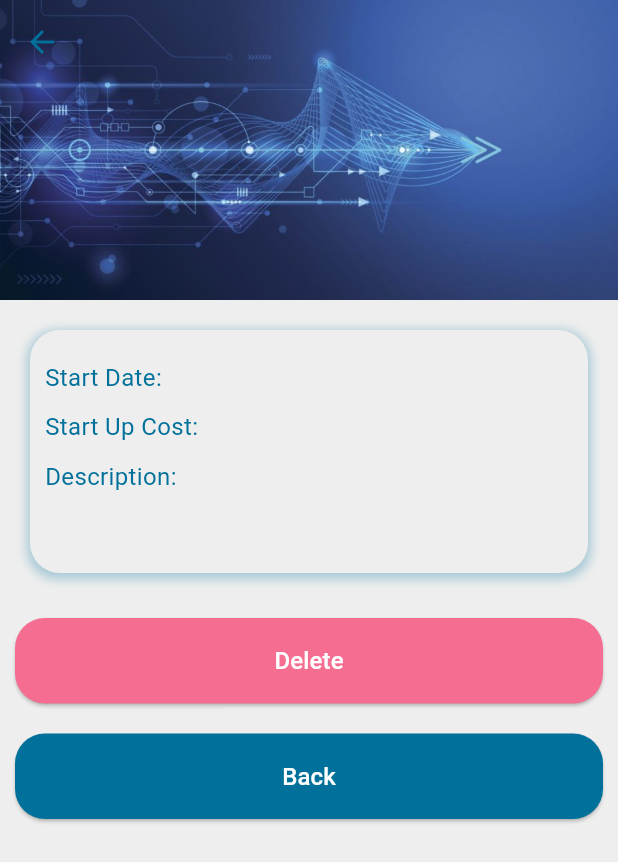
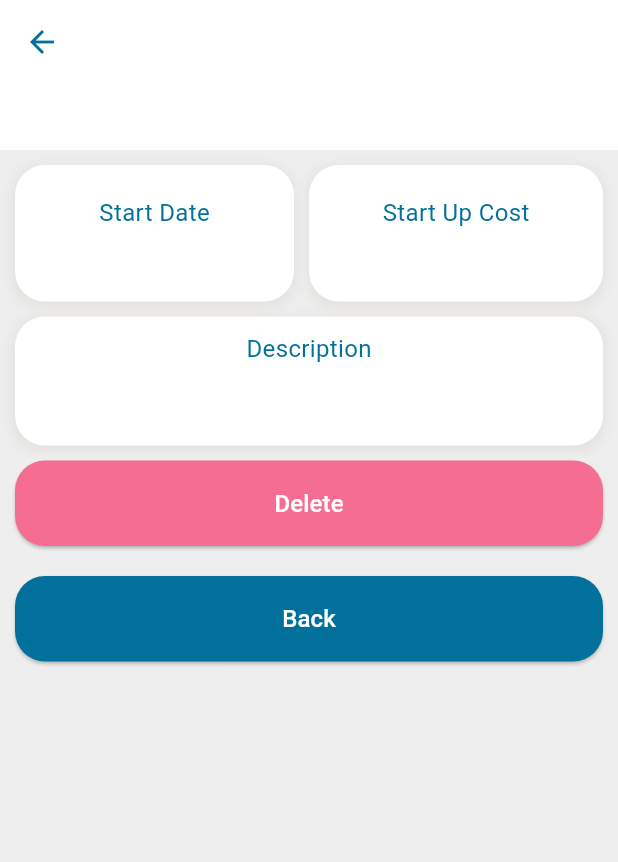
Before and after one commit to gaddie/project_managing, a Flutter app: the ProjectDetails screen opened directly with empty values, on a phone screen of 412 x 824 dp. Shown: the top 862 px of the screen. Run offline on Flutter 3.47's test engine with Material 3 defaults, Android fonts, the phone set to English and light mode, and no system bars; drawn by our look-alikes of delayed_display, modal_progress_hud_nsn; our stand-ins replace cloud_firestore, firebase_auth, firebase_core, syncfusion_flutter_charts; accounts and stored records are empty.

Commit message:
updating the project details screen

```diff
--- a/lib/Screens/ProjectDetails.dart
+++ b/lib/Screens/ProjectDetails.dart
@@ -1,4 +1,6 @@
+import 'package:flutter/cupertino.dart';
 import 'package:flutter/material.dart';
+import 'package:flutter/widgets.dart';
 import 'package:project_manager/Constants.dart';
 import 'package:delayed_display/delayed_display.dart';
 import 'package:project_manager/Components/CustomButton.dart';
@@ -110,7 +112,7 @@ class _ProjectDetailsState extends State<ProjectDetails> {
         child: CustomScrollView(
           slivers: [
             SliverAppBar(
-              expandedHeight: 200,
+              expandedHeight: 100,
               pinned: true,
               iconTheme: IconThemeData(
                 color: kBottomAppColor, // Change the back arrow color
@@ -122,9 +124,8 @@ class _ProjectDetailsState extends State<ProjectDetails> {
                   widget.projectName,
                   style: TextStyle(color: kBottomAppColor),
                 ),
-                background: Image.asset(
-                  'images/app.jpeg',
-                  fit: BoxFit.cover,
+                background: Container(
+                  color: kLightColor,
                 ),
               ),
             ),
@@ -134,16 +135,21 @@ class _ProjectDetailsState extends State<ProjectDetails> {
                 child: Column(
                   crossAxisAlignment: CrossAxisAlignment.stretch,
                   children: [
-                    Padding(
+                    Row(
+                      // mainAxisAlignment: MainAxisAlignment.spaceBetween,
+                      children: [
+                        // start date
+                        Expanded(
+                          child: Padding(
                             padding:
-                          EdgeInsets.symmetric(horizontal: 20, vertical: 20),
+                                EdgeInsets.only(top: 10, left: 10, right: 10),
                             child: Container(
                               decoration: BoxDecoration(
-                          color: kBgLightColor,
+                                color: kLightColor,
                                 borderRadius: BorderRadius.circular(20),
                                 boxShadow: [
                                   BoxShadow(
-                              color: kBottomAppColor.withOpacity(0.3),
+                                    color: kGreyColor.withOpacity(0.3),
                                     spreadRadius: 2,
                                     blurRadius: 5,
                                     offset: Offset(0, 2),
@@ -156,31 +162,123 @@ class _ProjectDetailsState extends State<ProjectDetails> {
                                 child: Column(
                                   crossAxisAlignment: CrossAxisAlignment.start,
                                   children: [
-                              Text(
-                                'Start Date: ${widget.startDate}',
+                                    Column(
+                                      children: [
+                                        Center(
+                                          child: Text(
+                                            'Start Date',
                                             style: TextStyle(
                                               fontSize: kNormalFontSize,
                                               color: kBottomAppColor,
                                             ),
                                           ),
-                              SizedBox(height: 10),
-                              Text(
-                                'Start Up Cost: ${widget.startUpCost}',
+                                        ),
+                                        SizedBox(
+                                          height: 5,
+                                        ),
+                                        Center(
+                                          child: Text(
+                                            ' ${widget.startDate}',
                                             style: TextStyle(
                                               fontSize: kNormalFontSize,
                                               color: kBottomAppColor,
                                             ),
                                           ),
-                              SizedBox(height: 10),
-                              Text(
-                                'Description:',
+                                        ),
+                                      ],
+                                    ),
+                                  ],
+                                ),
+                              ),
+                            ),
+                          ),
+                        ),
+                        // start up cost
+                        Expanded(
+                          child: Padding(
+                            padding: EdgeInsets.only(top: 10, right: 10),
+                            child: Container(
+                              decoration: BoxDecoration(
+                                color: kLightColor,
+                                borderRadius: BorderRadius.circular(20),
+                                boxShadow: [
+                                  BoxShadow(
+                                    color: kGreyColor.withOpacity(0.3),
+                                    spreadRadius: 2,
+                                    blurRadius: 5,
+                                    offset: Offset(0, 2),
+                                  ),
+                                ],
+                              ),
+                              child: Padding(
+                                padding: EdgeInsets.symmetric(
+                                    horizontal: 10, vertical: 20),
+                                child: Column(
+                                  crossAxisAlignment: CrossAxisAlignment.start,
+                                  children: [
+                                    Center(
+                                      child: Text(
+                                        'Start Up Cost',
                                         style: TextStyle(
                                           fontSize: kNormalFontSize,
                                           color: kBottomAppColor,
                                         ),
                                       ),
+                                    ),
+                                    SizedBox(
+                                      height: 5,
+                                    ),
+                                    Center(
+                                      child: Text(
+                                        '${widget.startUpCost}',
+                                        style: TextStyle(
+                                          fontSize: kNormalFontSize,
+                                          color: kBottomAppColor,
+                                        ),
+                                      ),
+                                    ),
+                                  ],
+                                ),
+                              ),
+                            ),
+                          ),
+                        ),
+                      ],
+                    ),
+                    // description
                     Padding(
-                                padding: EdgeInsets.only(left: 20, top: 10),
+                      padding: EdgeInsets.only(left: 10, right: 10, top: 10),
+                      child: Container(
+                        decoration: BoxDecoration(
+                          color: kLightColor,
+                          borderRadius: BorderRadius.circular(20),
+                          boxShadow: [
+                            BoxShadow(
+                              color: kGreyColor.withOpacity(0.3),
+                              spreadRadius: 2,
+                              blurRadius: 5,
+                              offset: Offset(0, 2),
+                            ),
+                          ],
+                        ),
+                        child: Padding(
+                          padding:
+                              EdgeInsets.only(top: 10, left: 10, right: 10),
+                          child: Column(
+                            crossAxisAlignment: CrossAxisAlignment.start,
+                            children: [
+                              Center(
+                                child: Text(
+                                  'Description',
+                                  style: TextStyle(
+                                    fontSize: kNormalFontSize,
+                                    color: kBottomAppColor,
+                                  ),
+                                ),
+                              ),
+                              Padding(
+                                padding: EdgeInsets.only(
+                                    left: 10, top: 10, bottom: 20),
                                 child: Text(
                                   widget.description,
                                   style: TextStyle(
@@ -194,6 +292,7 @@ class _ProjectDetailsState extends State<ProjectDetails> {
                         ),
                       ),
                     ),
+                    // delete button
                     CustomButton(
                       txtColor: kLightColor,
                       bgColor: kRedColor,
--- a/lib/Screens/ReportsPage.dart
+++ b/lib/Screens/ReportsPage.dart
@@ -88,7 +88,7 @@ class _ReportsPageState extends State<ReportsPage> {
       body: CustomScrollView(
         slivers: [
           SliverAppBar(
-            expandedHeight: 150,
+            expandedHeight: 100,
             floating: true,
             iconTheme: IconThemeData(color: kBottomAppColor),
             pinned: true,
@@ -98,9 +98,8 @@ class _ReportsPageState extends State<ReportsPage> {
                 "Reports",
                 style: TextStyle(color: kBottomAppColor),
               ),
-              background: Image.asset(
-                'images/app.jpeg',
-                fit: BoxFit.cover,
+              background: Container(
+                color: kLightColor,
               ),
             ),
           ),
```
Lines whose indentation alone changed are shown as unchanged.
